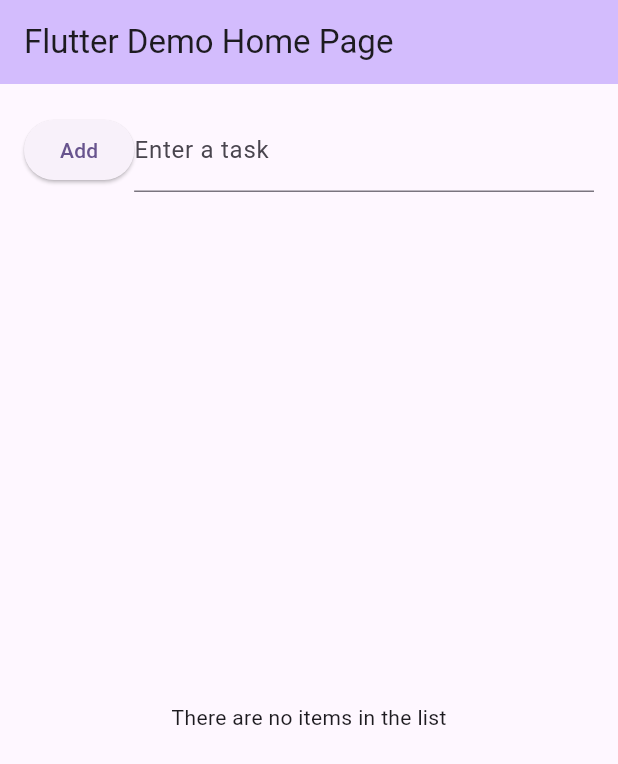
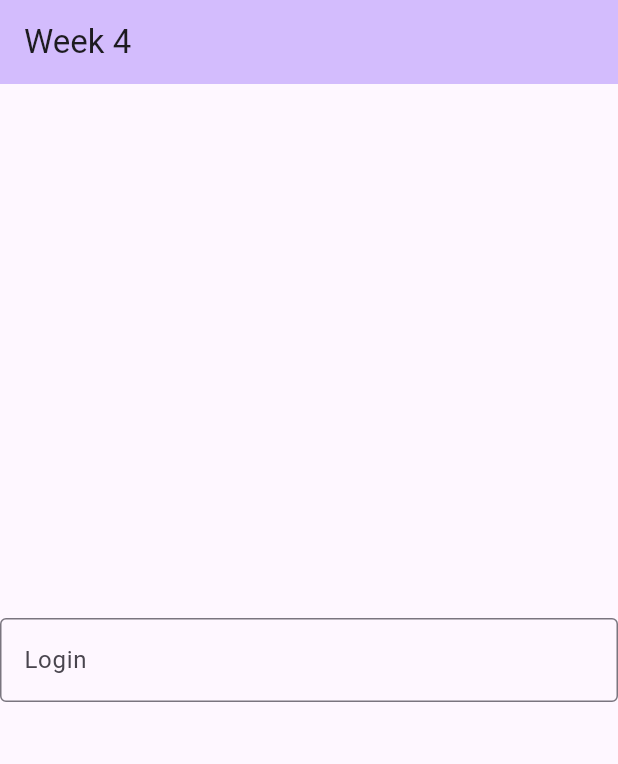
Before and after one commit to sohpie-j/CST2335_Android, a Flutter app: the screen it shows after launch, on a phone screen of 412 x 824 dp. Shown: the top 764 px of the screen. Run offline on Flutter 3.47's test engine with Material 3 defaults, Android fonts, the phone set to English and light mode, and no system bars.

Commit message:
Week6_demo

```diff
--- a/lib/main.dart
+++ b/lib/main.dart
@@ -7,6 +7,7 @@ void main() {
 class MyApp extends StatelessWidget {
   const MyApp({super.key});
 
+  // This widget is the root of your application.
   @override
   Widget build(BuildContext context) {
     return MaterialApp(
@@ -29,125 +30,54 @@ class MyHomePage extends StatefulWidget {
 }
 
 class _MyHomePageState extends State<MyHomePage> {
-  // List to hold the to-do items
-  List<String> _todoItems = [];
 
-  // Controller to handle TextField input
-  late TextEditingController _controller;
+  late BuildContext theContext;
+
+  late TextEditingController _controller; //late - Constructor in initState()
+
+
+  //called first:
+  @override //same as in java
+  void initState()  {
+    super.initState(); //call the parent initState()
+    _controller = TextEditingController(); //our late constructor
+
+  }
+
 
   @override
-  void initState() {
-    super.initState();
-    _controller = TextEditingController();
+  void dispose()
+  {
+    super.dispose();
+    _controller.dispose();    // clean up memory
   }
 
-  @override
-  void dispose() {
-    _controller.dispose();
-    super.dispose();
-  }
-
-  // Function to add an item to the list
-  void _addToDoItem(String item) {
-    setState(() {
-      _todoItems.add(item); // Add item to list
-      _controller.clear(); // Clear the TextField after adding
-    });
-  }
-
-  // Function to show dialog to confirm deletion
-  void _deleteToDoItem(int index) {
-    showDialog(
-      context: context,
-      builder: (BuildContext context) {
-        return AlertDialog(
-          title: const Text("Delete Item"),
-          content: const Text("Are you sure you want to delete this item?"),
-          actions: [
-            TextButton(
-              onPressed: () {
-                setState(() {
-                  _todoItems.removeAt(index); // Delete the item
-                });
-                Navigator.of(context).pop(); // Close dialog
-              },
-              child: const Text("Yes"),
-            ),
-            TextButton(
-              onPressed: () {
-                Navigator.of(context).pop(); // Close dialog without deleting
-              },
-              child: const Text("No"),
-            ),
-          ],
-        );
-      },
-    );
-  }
 
   @override
   Widget build(BuildContext context) {
+    theContext = context;
+
     return Scaffold(
       appBar: AppBar(
         backgroundColor: Theme.of(context).colorScheme.inversePrimary,
-        title: Text(widget.title),
+        title: Text("Week 4"),
       ),
-      body: Padding(
-        padding: const EdgeInsets.all(16.0),
+      body: Center(
         child: Column(
-          children: [
-            // Row for TextField and Add Button
-            Row(
-              children: [
-                ElevatedButton(
-                  onPressed: () {
-                    if (_controller.text.isNotEmpty) {
-                      _addToDoItem(_controller.text); // Add item when 'Add' is pressed
-                    }
-                  },
-                  child: const Text("Add"),
-                ),
-                Expanded(
-                  child: TextField(
-                    controller: _controller,
-                    decoration: const InputDecoration(
-                      labelText: 'Enter a task',
-                    ),
-                  ),
-                ),
-
-              ],
-            ),
-            const SizedBox(height: 20),
-            // Display list of items or a message if the list is empty
-            Expanded(
-              child: _todoItems.isEmpty
-                  ? const Center(
-                child: Text('There are no items in the list'),
-              ) : ListView.builder(
-                itemCount: _todoItems.length,
-                itemBuilder: (context, index) {
-                  return GestureDetector(
-                    onLongPress: () {
-                      _deleteToDoItem(index); // Trigger delete on long press
-                    },
-                    child: Padding(
-                      padding: const EdgeInsets.symmetric(vertical: 4.0),
-                      child: Row(
-                        mainAxisAlignment: MainAxisAlignment.spaceBetween,
-                        children: [
-                          Text('Item $index:'), // Display row number
-                          Text(_todoItems[index]), // Display the to-do item
-                        ],
-                      ),
-                    ),
-                  );
-                },
-              ),
-            ),
+          mainAxisAlignment: MainAxisAlignment.center,
+          children: <Widget>[
+            TextField(controller: _controller,
+                decoration: InputDecoration(
+                    hintText:"Type your login name",
+                    border: OutlineInputBorder(),
+                    labelText: "Login"
+                ))
           ],
         ),
       ),
     );
   }
+
+
+
 }
```
